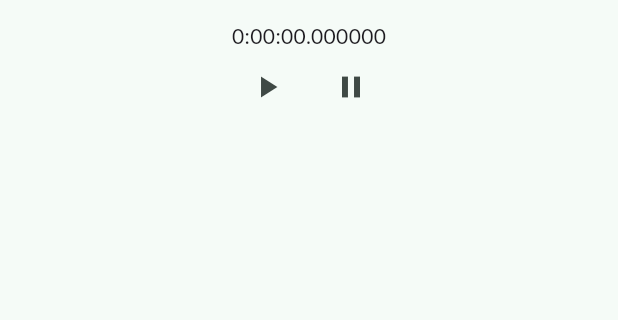
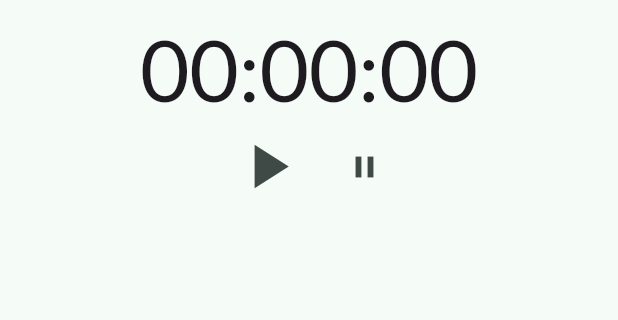
Before and after one commit to JJJangJeongSu/todo_reminder_app, a Flutter app: the screen it shows after launch, after a tap on "Go cook", on a phone screen of 412 x 824 dp, the part 63-383 px from its top. Run offline on Flutter 3.47's test engine with Material 3 defaults, Android fonts, the phone set to English and light mode, and no system bars; our stand-ins replace convex_bottom_bar, flutter_riverpod, google_fonts, page_transition.

Commit message:
타이머 기능 구현

```diff
--- a/lib/models/daily_todo.dart
+++ b/lib/models/daily_todo.dart
@@ -9,6 +9,10 @@ class DailyTodo {
   String content;
   bool done;
   Duration timeCount;
+
+  String get formattedTimeCount {
+    return timeCount.toString().split('.').first.padLeft(8, "0");
+  }
 
   DailyTodo copyWith({
     String? id,
--- a/lib/screens/daily_todo_focus_screen.dart
+++ b/lib/screens/daily_todo_focus_screen.dart
@@ -29,16 +29,28 @@ class _DailyTodoFocusedScreenState
         children: [
           // 타이머 상태를 표시하는 Text 위젯
           Text(
-            currentTodo.timeCount.toString(),
+            currentTodo.formattedTimeCount,
+            style: Theme.of(context).textTheme.displayLarge,
           ),
           Row(
             mainAxisAlignment: MainAxisAlignment.center,
             children: [
               // 타이머 시작 버튼
-              IconButton(onPressed: () {}, icon: const Icon(Icons.play_arrow)),
+              IconButton(
+                onPressed: () {
+                  ref
+                      .watch(todosProvider.notifier)
+                      .startTimeCount(currentTodo.id);
+                },
+                icon: const Icon(Icons.play_arrow),
+                iconSize: 50,
+              ),
               SizedBox(width: 8),
-              // 타이머 일시 중지 버튼
-              IconButton(onPressed: () {}, icon: const Icon(Icons.pause)),
+              IconButton(
+                  onPressed: () {
+                    ref.watch(todosProvider.notifier).pauseTimeCount();
+                  },
+                  icon: const Icon(Icons.pause)),
             ],
           ),
         ],
```
